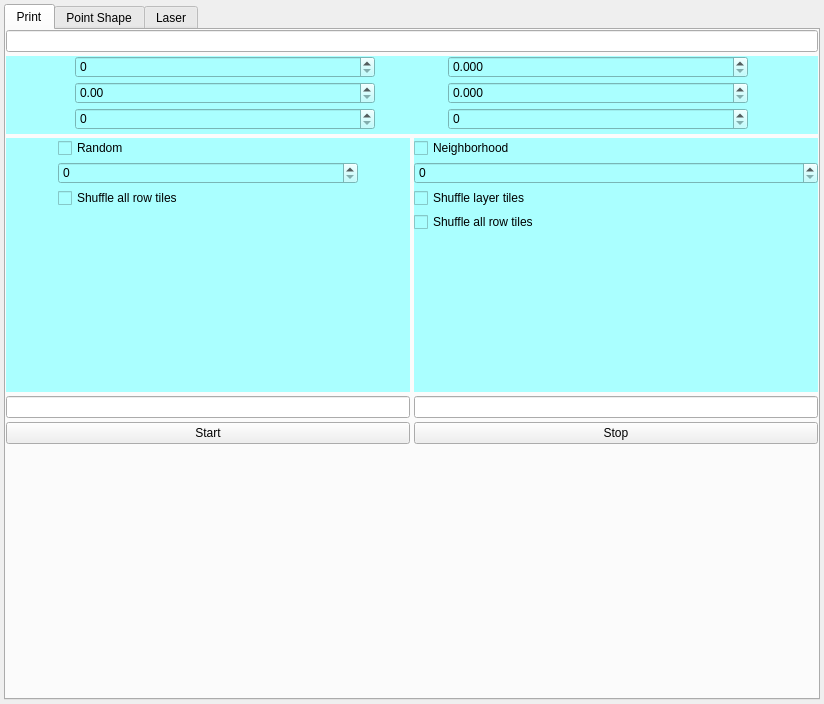
nico88chessa/MIBDV, file gui/ui/TestFrame.ui: the form before one commit.
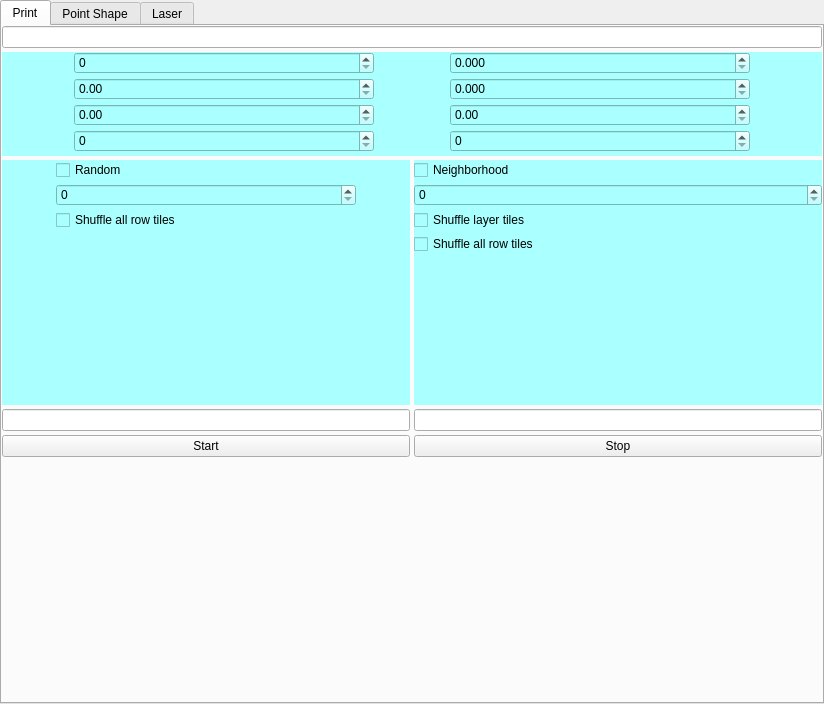
The form after the commit. The open tabs and pages were chosen to show the change. Custom widgets are drawn as their Qt base class.

Commit message: aggiunto variabili per lo scaling dei punti all'interno del tile; update ui per nuove variabili;

```diff
--- a/gui/ui/TestFrame.ui
+++ b/gui/ui/TestFrame.ui
@@ -15,19 +15,19 @@
   </property>
   <layout class="QGridLayout" name="gridLayout_2">
    <property name="leftMargin">
-    <number>4</number>
+    <number>0</number>
    </property>
    <property name="topMargin">
-    <number>4</number>
+    <number>0</number>
    </property>
    <property name="rightMargin">
-    <number>4</number>
+    <number>0</number>
    </property>
    <property name="bottomMargin">
-    <number>4</number>
+    <number>0</number>
    </property>
    <property name="spacing">
-    <number>4</number>
+    <number>0</number>
    </property>
    <item row="0" column="0">
     <widget class="QTabWidget" name="tabWidget">
@@ -154,14 +154,7 @@
             </property>
            </widget>
           </item>
-          <item row="2" column="1">
-           <widget class="MDSpinBox" name="sbWaitTimeYMovement">
-            <property name="label" stdset="0">
-             <string>Wait time after axis Y movement [ms]</string>
-            </property>
-           </widget>
-          </item>
-          <item row="2" column="0">
+          <item row="3" column="0">
            <widget class="MDSpinBox" name="sbTileTime">
             <property name="minimumSize">
              <size>
@@ -196,6 +189,27 @@
             </property>
            </widget>
           </item>
+          <item row="3" column="1">
+           <widget class="MDSpinBox" name="sbWaitTimeYMovement">
+            <property name="label" stdset="0">
+             <string>Wait time after axis Y movement [ms]</string>
+            </property>
+           </widget>
+          </item>
+          <item row="2" column="0">
+           <widget class="MDDoubleSpinBox" name="dsbScaleX">
+            <property name="label" stdset="0">
+             <string>Scale X [%]</string>
+            </property>
+           </widget>
+          </item>
+          <item row="2" column="1">
+           <widget class="MDDoubleSpinBox" name="dsbScaleY">
+            <property name="label" stdset="0">
+             <string>Scale Y [%]</string>
+            </property>
+           </widget>
+          </item>
          </layout>
         </widget>
        </item>
```
Left out of the diff: 24 changed lines with no effect on the pictures. The commit also changes 3 other files.
